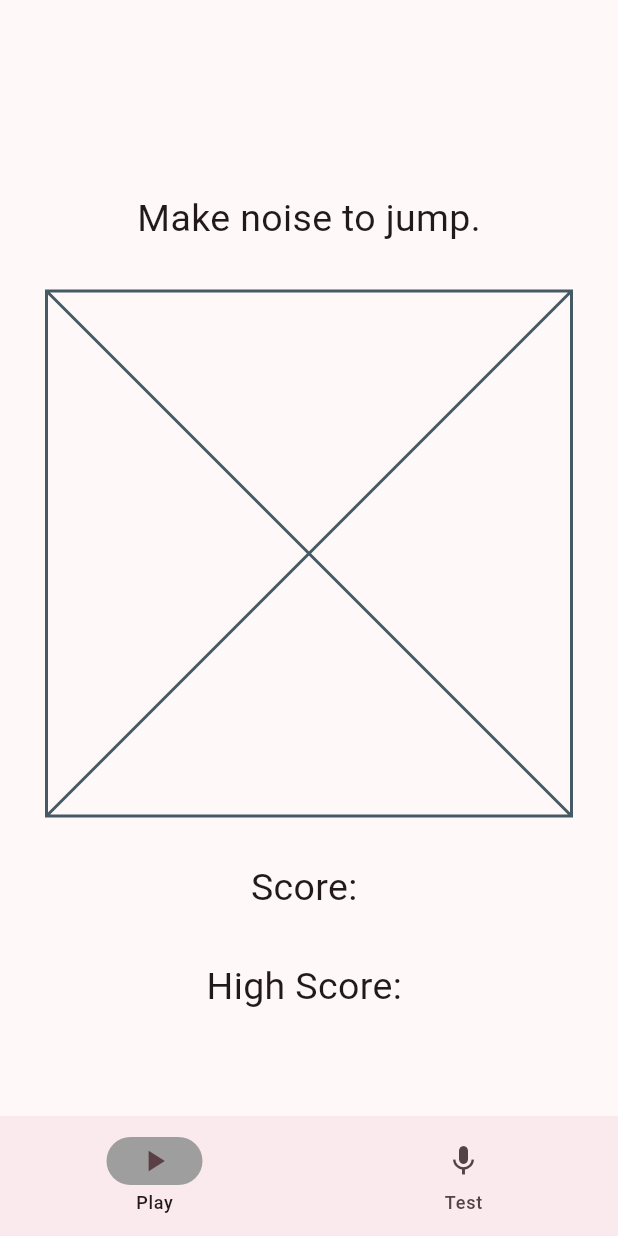
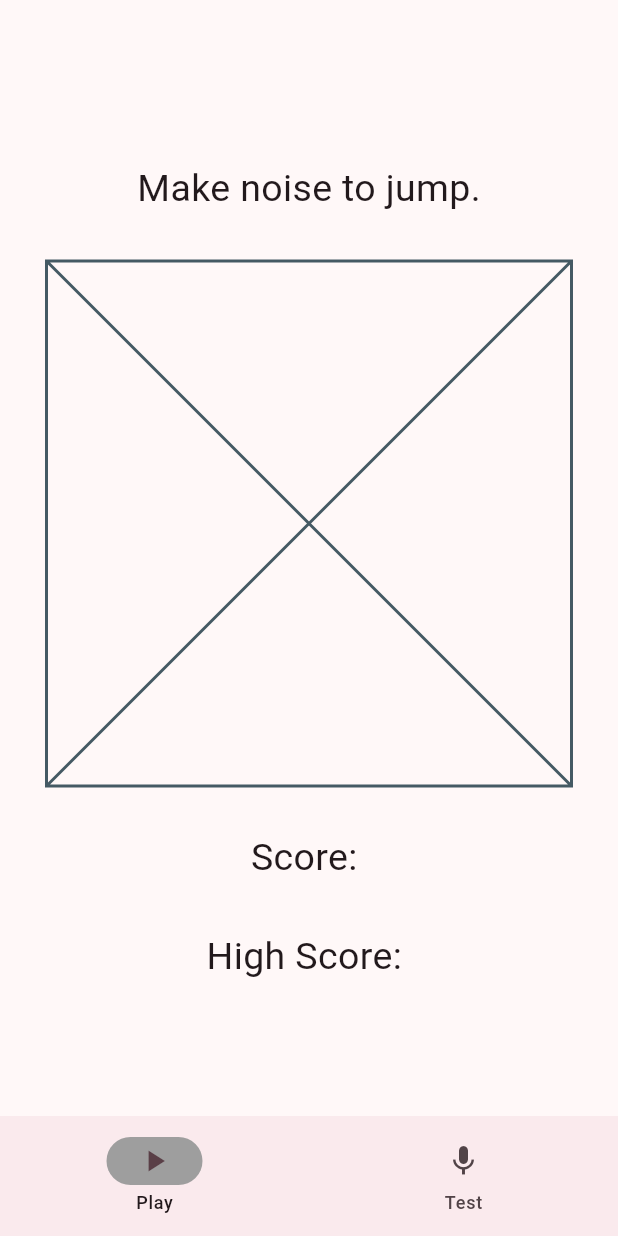
Before and after one commit to tuck3rb/Big-Mics, a Flutter app: the screen it shows after launch, on a phone screen of 412 x 824 dp. Run offline on Flutter 3.47's test engine with Material 3 defaults, Android fonts, the phone set to English and light mode, and no system bars.

Commit message:
Quick change

```diff
--- a/big_mics_playtime/lib/main.dart
+++ b/big_mics_playtime/lib/main.dart
@@ -49,7 +49,7 @@ class _MyHomePageState extends State<MyHomePage> {
             child: Column(
               mainAxisAlignment: MainAxisAlignment.center,
               children: [
-                const SizedBox(height: 60),
+                const SizedBox(height: 20),
                 const Text(
                   'Make noise to jump.',
                   style: TextStyle(fontSize: 25),
@@ -80,7 +80,7 @@ class _MyHomePageState extends State<MyHomePage> {
             child: Column(
               mainAxisAlignment: MainAxisAlignment.center,
               children: [
-                const SizedBox(height: 60),
+                const SizedBox(height: 20),
                 const Text(
                   'Test microphone.',
                   style: TextStyle(fontSize: 24),
```
